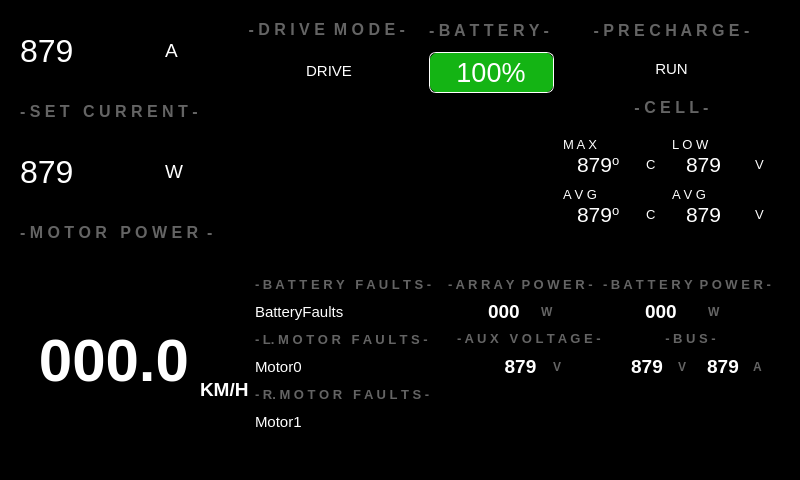
Qt form src/ViewLayer/RaceModeDisplay/RaceModeDashboardUI.ui (UCSolarCarTeam/Epsilon-Dashboard) before a commit.
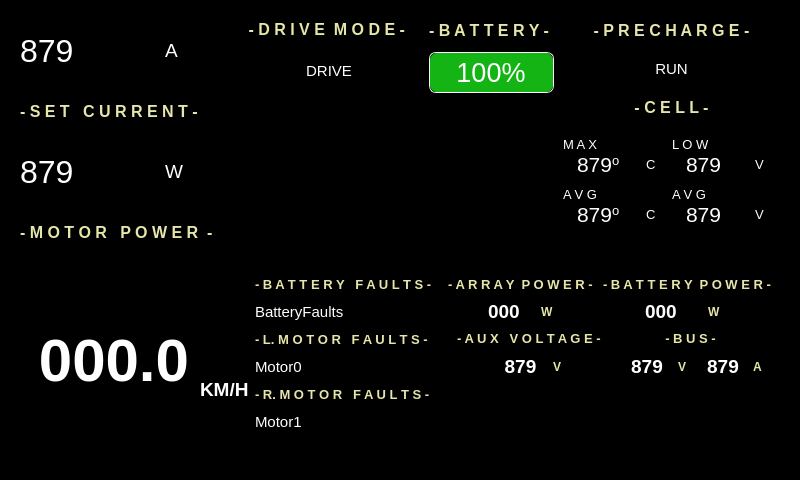
The same form after that commit. Icons and pictures are not drawn.

Commit message: makes the grey labels rgb(230, 230, 170) instead on the display and race mode dashboard

What changed in the file:
```diff
--- a/src/ViewLayer/RaceModeDisplay/RaceModeDashboardUI.ui
+++ b/src/ViewLayer/RaceModeDisplay/RaceModeDashboardUI.ui
@@ -580,7 +580,7 @@
                  <property name="styleSheet">
                   <string notr="true">QLabel {
 qproperty-alignment: AlignHCenter;
-color: rgb(100,100,100);
+color: rgb(230, 230, 170);
 }
 
 </string>
@@ -667,7 +667,7 @@
                  <property name="styleSheet">
                   <string notr="true">QLabel {
 qproperty-alignment: AlignHCenter;
-color: rgb(100,100,100);
+color: rgb(230, 230, 170);
 }
 
 </string>
@@ -917,7 +917,7 @@
                  <property name="styleSheet">
                   <string notr="true">QLabel {
 qproperty-alignment: AlignHCenter;
-color: rgb(100,100,100);
+color: rgb(230, 230, 170);
 }
 
 </string>
@@ -1031,7 +1031,7 @@
                  <property name="styleSheet">
                   <string notr="true">QLabel {
 qproperty-alignment: AlignHCenter;
-color: rgb(100,100,100);
+color: rgb(230, 230, 170);
 }
 
 </string>
@@ -1172,7 +1172,7 @@
                   </font>
                  </property>
                  <property name="styleSheet">
-                  <string notr="true">color: rgb(100,100,100);
+                  <string notr="true">color: rgb(230, 230, 170);
 </string>
                  </property>
                  <property name="text">
@@ -1274,8 +1274,8 @@
                      </font>
                     </property>
                     <property name="styleSheet">
-                     <string notr="true">
-color: rgb(100,100,100);</string>
+                     <string notr="true">color: rgb(230, 230, 170);
+</string>
                     </property>
                     <property name="text">
                      <string>- C E L L -</string>
@@ -2094,7 +2094,7 @@
                      </font>
                     </property>
                     <property name="styleSheet">
-                     <string notr="true">color: rgb(100,100,100);</string>
+                     <string notr="true">color: rgb(230, 230, 170);</string>
                     </property>
                     <property name="text">
                      <string>- B A T T E R Y   F A U L T S - </string>
@@ -2185,7 +2185,7 @@
                      </font>
                     </property>
                     <property name="styleSheet">
-                     <string notr="true">color: rgb(100,100,100);</string>
+                     <string notr="true">color: rgb(230, 230, 170);</string>
                     </property>
                     <property name="text">
                      <string>- L. M O T O R   F A U L T S -</string>
@@ -2282,7 +2282,7 @@
                      </font>
                     </property>
                     <property name="styleSheet">
-                     <string notr="true">color: rgb(100,100,100);</string>
+                     <string notr="true">color: rgb(230, 230, 170);</string>
                     </property>
                     <property name="text">
                      <string>- R. M O T O R   F A U L T S -</string>
@@ -2457,7 +2457,7 @@
                         </font>
                        </property>
                        <property name="styleSheet">
-                        <string notr="true">color: rgb(100,100,100);</string>
+                        <string notr="true">color: rgb(230, 230, 170);</string>
                        </property>
                        <property name="text">
                         <string>- A R R A Y  P O W E R -</string>
@@ -2545,7 +2545,7 @@
                            </font>
                           </property>
                           <property name="styleSheet">
-                           <string notr="true">color: rgb(100,100,100);</string>
+                           <string notr="true">color: rgb(230, 230, 170);</string>
                           </property>
                           <property name="text">
                            <string>W</string>
@@ -2601,7 +2601,7 @@
                      </font>
                     </property>
                     <property name="styleSheet">
-                     <string notr="true">color: rgb(100,100,100);</string>
+                     <string notr="true">color: rgb(230, 230, 170);</string>
                     </property>
                     <property name="text">
                      <string>- B A T T E R Y  P O W E R -</string>
@@ -2683,7 +2683,7 @@
                         </font>
                        </property>
                        <property name="styleSheet">
-                        <string notr="true">color: rgb(100,100,100);</string>
+                        <string notr="true">color: rgb(230, 230, 170);</string>
                        </property>
                        <property name="text">
                         <string>W</string>
@@ -2778,7 +2778,7 @@
                      <enum>Qt::LeftToRight</enum>
                     </property>
                     <property name="styleSheet">
-                     <string notr="true">color: rgb(100,100,100);</string>
+                     <string notr="true">color: rgb(230, 230, 170);</string>
                     </property>
                     <property name="text">
                      <string>- A U X   V O L T A G E -</string>
@@ -2857,7 +2857,7 @@
                         </font>
                        </property>
                        <property name="styleSheet">
-                        <string notr="true">color: rgb(100,100,100);</string>
+                        <string notr="true">color: rgb(230, 230, 170);</string>
                        </property>
                        <property name="text">
                         <string>V</string>
@@ -2941,7 +2941,7 @@
                      </font>
                     </property>
                     <property name="styleSheet">
-                     <string notr="true">color: rgb(100,100,100);</string>
+                     <string notr="true">color: rgb(230, 230, 170);</string>
                     </property>
                     <property name="text">
                      <string>- B U S -</string>
@@ -3028,7 +3028,7 @@
                            </font>
                           </property>
                           <property name="styleSheet">
-                           <string notr="true">color: rgb(100,100,100);</string>
+                           <string notr="true">color: rgb(230, 230, 170);</string>
                           </property>
                           <property name="text">
                            <string>V</string>
@@ -3094,7 +3094,7 @@
                            </font>
                           </property>
                           <property name="styleSheet">
-                           <string notr="true">color: rgb(100,100,100);</string>
+                           <string notr="true">color: rgb(230, 230, 170);</string>
                           </property>
                           <property name="text">
                            <string>A</string>
```
The commit also changes 1 other file.
